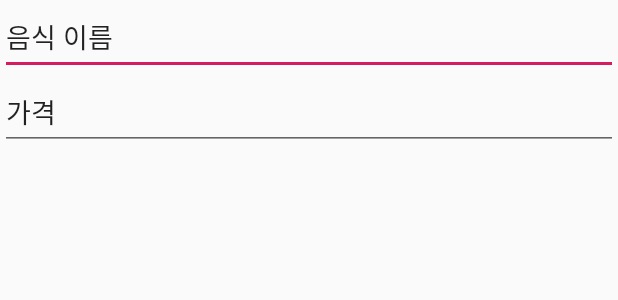
After one commit to jung211p/MP-Project, an Android app: the layout iteminfo_item.xml on its own in the app's theme, with its tools: preview values and no code run, on a phone screen of 412 x 824 dp. The commit adds this screen. Shown: the top 300 px of the screen. Run offline under Robolectric (Android 15) with nearby library versions, the phone set to English and light mode, and no system bars.

Commit message:
itemView : make listView that is a MenuList using Adapter

```diff
--- /dev/null
+++ b/app/src/main/res/layout/iteminfo_item.xml
@@ -0,0 +1,26 @@
+<?xml version="1.0" encoding="utf-8"?>
+<LinearLayout xmlns:android="http://schemas.android.com/apk/res/android"
+    android:layout_width="match_parent"
+    android:layout_height="match_parent"
+    android:orientation="vertical">
+
+    <LinearLayout
+        android:layout_width="match_parent"
+        android:layout_height="100dp"
+        android:orientation="vertical">
+
+        <EditText
+            android:id="@+id/itemMenu_name"
+            android:layout_width="match_parent"
+            android:layout_height="wrap_content"
+            android:layout_weight="1"
+            android:text="음식 이름" />
+
+        <EditText
+            android:id="@+id/itemMenu_price"
+            android:layout_width="match_parent"
+            android:layout_height="wrap_content"
+            android:layout_weight="1"
+            android:text="가격" />
+    </LinearLayout>
+</LinearLayout>
```
Also changed, not shown: app/src/main/java/com/bungae1112/final_proj/mainActivity/itemView/item.java (+70 -44 lines), app/src/main/java/com/bungae1112/final_proj/mainActivity/itemView/itemInfoAdapter.java (added, +59 -0 lines), app/src/main/java/com/bungae1112/final_proj/mainActivity/itemView/itemView.java (+18 -32 lines), app/src/main/res/layout/item_info.xml (+6 -9 lines).
